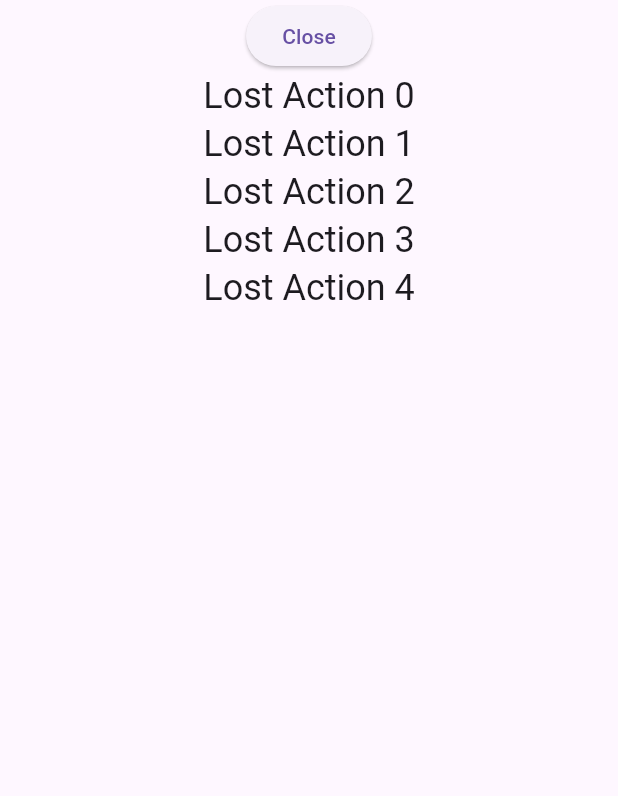
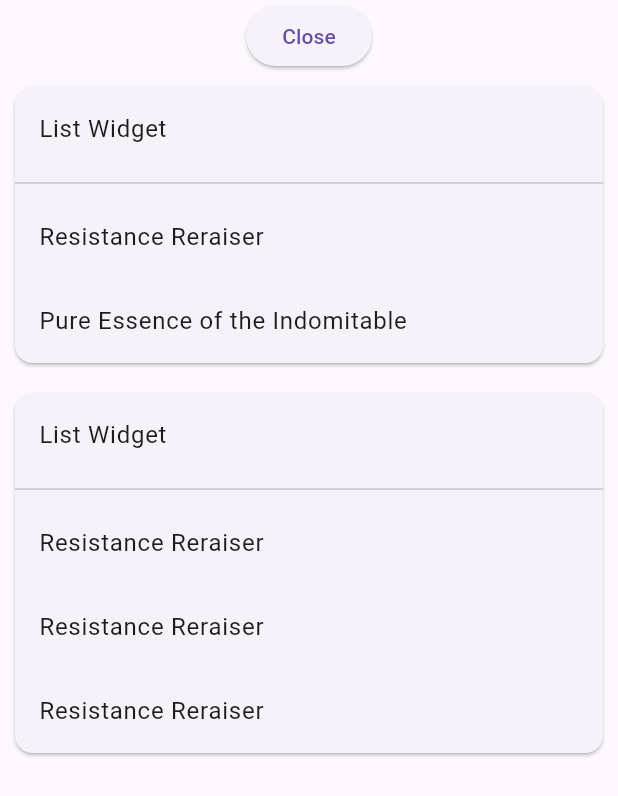
Before and after one commit to max-donger/BozjanQuestApp, a Flutter app: the HolsterItem screen opened directly, on a phone screen of 412 x 824 dp. Shown: the top 796 px of the screen. Run offline on Flutter 3.47's test engine with Material 3 defaults, Android fonts, the phone set to English and light mode, and no system bars; our stand-ins replace flutter_map.

Commit message:
improve holster action view

```diff
--- /dev/null
+++ b/lib/model/actions.dart
@@ -0,0 +1,107 @@
+import 'package:flutter/material.dart';
+
+class LostAction extends StatelessWidget {
+  final int id;
+  final String name;
+  final IconData? icon;
+  final int weight;
+
+  LostAction({
+    required this.id,
+    required this.name,
+    required this.icon,
+    required this.weight,
+  });
+
+  @override
+  Widget build(BuildContext context) {
+    return LostAction(
+      id: this.id,
+      name: this.name,
+      icon: this.icon,
+      weight: this.weight,
+    );
+  }
+}
+
+final List<LostAction> lostActionList = [
+  LostAction(
+    id: 1,
+    name: 'Lost Focus',
+    icon: Icons.center_focus_strong,
+    weight: 6,
+  ),
+  LostAction(
+    id: 56,
+    name: 'Resistance Reraiser',
+    icon: Icons.person_add,
+    weight: 6,
+  ),
+  LostAction(
+    id: 91,
+    name: 'Pure Essence of the Gambler',
+    icon: Icons.casino,
+    weight: 6,
+  ),
+  LostAction(
+    id: 92,
+    name: 'Pure Essence of the Elder',
+    icon: Icons.elderly,
+    weight: 6,
+  ),
+  LostAction(
+    id: 93,
+    name: 'Pure Essence of the Duelist',
+    icon: Icons.downhill_skiing,
+    weight: 6,
+  ),
+  LostAction(
+    id: 94,
+    name: 'Pure Essence of the Fiendhunter',
+    icon: Icons.spatial_tracking,
+    weight: 6,
+  ),
+  LostAction(
+    id: 95,
+    name: 'Pure Essence of the Indomitable',
+    icon: Icons.shield_moon,
+    weight: 6,
+  ),
+  LostAction(
+    id: 96,
+    name: 'Pure Essence of the Divine',
+    icon: Icons.support_agent,
+    weight: 6,
+  ),
+];
+
+/*
+Quick lookup for new Ids
+12  Offensive     (12)
+ 6  Defensive     (18)
+ 9  Restorative   (27)
+13  Beneficial    (40)
+ 6  Tactical      (46)
+ 7  Detrimental   (53)
+46  Item-related  (99) (rows are 15, so 68,83,98)
+*/
+
+// HolsterList 1 PrePop
+final List<List<LostAction>> prePopActions1 = [
+  [
+    lostActionList.firstWhere((action) => action.id == 56),
+    lostActionList.firstWhere((action) => action.id == 95)
+  ],
+  [
+    lostActionList.firstWhere((action) => action.id == 56),
+    lostActionList.firstWhere((action) => action.id == 56),
+    lostActionList.firstWhere((action) => action.id == 56)
+  ]
+];
+
+final LostAction act1 = LostAction(
+  id: 69,
+  name: 'Beep Boop',
+  icon: Icons.center_focus_strong,
+  weight: 6,
+);
--- a/lib/model/holster.dart
+++ b/lib/model/holster.dart
@@ -1,61 +1,81 @@
 import 'package:flutter/material.dart';
+import 'actions.dart';
 
 class Holster {
+  final int id;
   final String title;
   final IconData? icon;
   final String discord;
   final String zone;
   final String role; // Unable to name it class
   final int rank;
+  final List<List<LostAction>> actions;
   // job, multi selectable;
   // tag, multi selectable;
 
   Holster({
+    required this.id,
     required this.title,
     required this.icon,
     required this.discord,
     required this.zone,
     required this.role,
     required this.rank,
+    required this.actions,
   });
 }
 
 final List<Holster> holsterList = [
   Holster(
+    id: 1,
     title: 'anyprog Tank lowrank',
     icon: Icons.shield,
     discord: 'LegoSteppers',
     zone: 'drs',
     role: 'tank',
-      rank: 15),
+    rank: 15,
+    actions: prePopActions1,
+  ),
   Holster(
+    id: 2,
     title: 'anyprog DPS lowrank',
     icon: Icons.assist_walker,
     discord: 'LegoSteppers',
     zone: 'drs',
     role: 'dps',
-      rank: 15),
+    rank: 15,
+    actions: prePopActions1,
+  ),
   Holster(
+    id: 3,
     title: 'anyprog Healer lowrank',
     icon: Icons.healing,
     discord: 'LegoSteppers',
     zone: 'drs',
     role: 'healer',
-      rank: 15),
+    rank: 15,
+    actions: prePopActions1,
+  ),
   Holster(
+    id: 4,
     title: 'anyprog Healer highrank',
     icon: Icons.medical_information,
     discord: 'LegoSteppers',
     zone: 'drs',
     role: 'healer',
-      rank: 25),
+    rank: 25,
+    actions: prePopActions1,
+  ),
   Holster(
+    id: 5,
     title: 'Max Piggy BLM',
     icon: Icons.medical_information,
     discord: 'BozjaHelp',
     zone: 'drs',
     role: 'dps',
-      rank: 25),
+    rank: 25,
+    actions: prePopActions1,
+  ),
 ];
 
 /*
--- a/lib/pages/holsterItem.dart
+++ b/lib/pages/holsterItem.dart
@@ -1,14 +1,15 @@
+import 'package:BozjaHelp/model/holster.dart';
 import 'package:flutter/material.dart';
+import '../model/actions.dart';
+import '../model/actions.dart';
 
 class HolsterItem extends StatelessWidget {
   const HolsterItem({Key? key}) : super(key: key);
 
   @override
   Widget build(BuildContext context) {
-    // TODO: Change DefaultTabController to just Scaffold?
     return Scaffold(
-      body: Column(
-        children: [
+      body: Column(children: [
         ElevatedButton(
           onPressed: () {
             Navigator.pop(context);
@@ -16,16 +17,42 @@ class HolsterItem extends StatelessWidget {
           child: const Text('Close'),
         ),
         Expanded(
-            child: ListView(
-              children: List.generate(5, (index) {
-                return Center(
-                  child: Text(
-                    'Lost Action $index',
-                    style: Theme.of(context).textTheme.headlineSmall,
+          child: ListView.builder(
+            itemCount: prePopActions1.length,
+            itemBuilder: (context, index) {
+              return CardList(listData: prePopActions1[index]);
+            },
           ),
+        ),
+      ]),
     );
-              }),
+  }
+}
+
+class CardList extends StatelessWidget {
+  final List<LostAction> listData;
+
+  CardList({required this.listData});
+
+  @override
+  Widget build(BuildContext context) {
+    return Card(
+      margin: EdgeInsets.all(10.0),
+      child: Column(
+        children: [
+          ListTile(
+            title: Text('List ${listData[0]}'),
           ),
+          Divider(),
+          ListView.builder(
+            itemCount: listData.length,
+            shrinkWrap: true,
+            physics: NeverScrollableScrollPhysics(),
+            itemBuilder: (context, index) {
+              return ListTile(
+                title: Text(listData[index].name),
+              );
+            },
           ),
         ],
       ),
```
Lines whose indentation alone changed are shown as unchanged.
